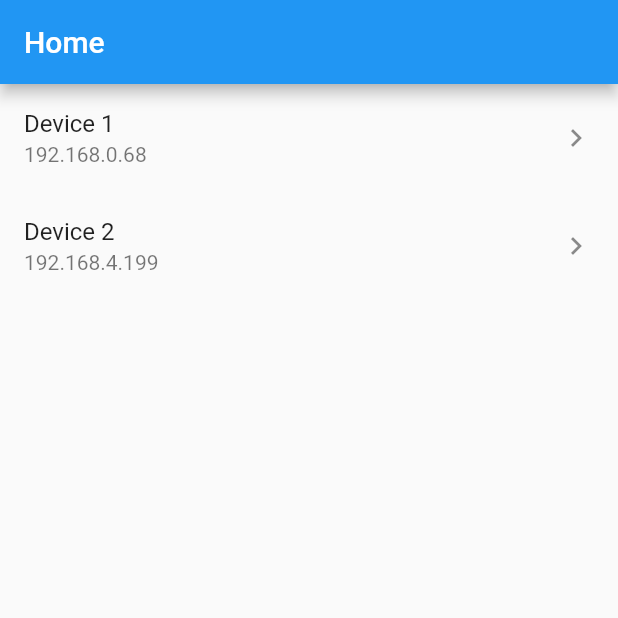
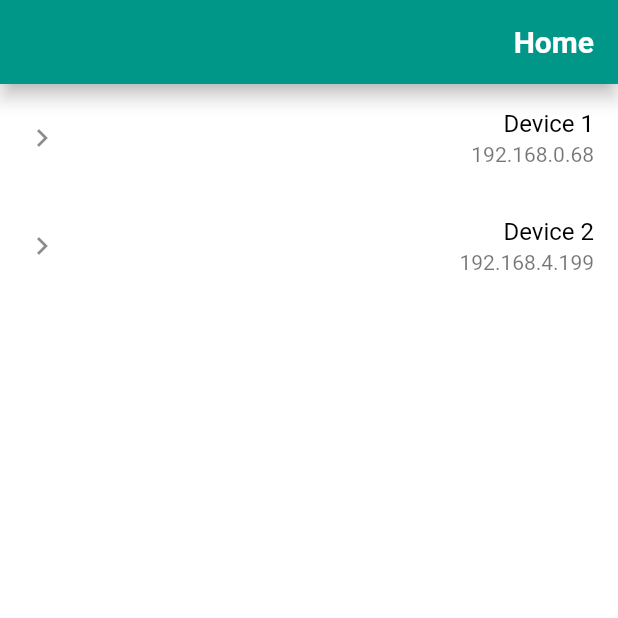
Before and after one commit to 1saifj/pingo, a Flutter app: the screen it shows after launch, on a phone screen of 412 x 824 dp, the top half of it. Run offline on Flutter 3.47's test engine with Material 2 defaults, Android fonts, the phone set to English and light mode, and no system bars; our stand-ins replace flutter_riverpod; Roboto replaces fonts that are missing (Tajawal).

Commit message:
feauture/theme

```diff
--- /dev/null
+++ b/lib/config/app_theme.dart
@@ -0,0 +1,85 @@
+import 'package:flutter/material.dart';
+
+class AppTheme {
+  //
+  AppTheme._();
+
+  static final ThemeData lightTheme = ThemeData(
+    disabledColor: Colors.grey[300],
+    scaffoldBackgroundColor: Colors.blue[100],
+    appBarTheme: const AppBarTheme(
+      elevation: 5,
+      color: Colors.teal,
+      iconTheme: IconThemeData(color: Colors.black, size: 30),
+    ),
+    primaryIconTheme: const IconThemeData(color: Colors.black),
+    colorScheme: const ColorScheme.light(
+      primary: Colors.teal,
+      onPrimary: Colors.white,
+      primaryContainer: Color(0xFF8E8E93),
+      secondary: Colors.white,
+      onBackground: Colors.teal,
+    ),
+    cardTheme: const CardTheme(
+      color: Colors.white,
+    ),
+    iconTheme: const IconThemeData(
+      color: Colors.black,
+    ),
+    fontFamily: 'Tajawal',
+    textTheme: const TextTheme(
+        headline4: TextStyle(
+          color: Colors.black, //Color(0xFF82B229),
+          fontSize: 40.0,
+          fontWeight: FontWeight.bold,
+        ),
+        headline6: TextStyle(
+            color: Colors.black, fontSize: 20.0, fontWeight: FontWeight.w600),
+        subtitle2: TextStyle(
+            color: Color(0xFF8E8E93),
+            fontSize: 16.0,
+            fontWeight: FontWeight.w400),
+        subtitle1: TextStyle(
+            color: Colors.black, fontSize: 16.0, fontWeight: FontWeight.w400)),
+  );
+
+  static final ThemeData darkTheme = ThemeData(
+    disabledColor: Colors.grey[300],
+    scaffoldBackgroundColor: const Color(0XFF131A22),
+    appBarTheme: const AppBarTheme(
+      elevation: 5,
+      color: Color(0XFF17212B),
+      iconTheme: IconThemeData(color: Colors.black, size: 30),
+    ),
+    colorScheme: const ColorScheme.light(
+      primary: Colors.black,
+      onPrimary: Colors.blue,
+      primaryContainer: Color(0xFF6F8EAE),
+      secondary: Color(0XFF2B5278),
+      onBackground: Colors.blue,
+    ),
+    cardTheme: const CardTheme(
+      color: Colors.white,
+    ),
+    iconTheme: const IconThemeData(
+      color: Colors.white54,
+    ),
+    fontFamily: 'Roboto',
+    textTheme: const TextTheme(
+        headline4: TextStyle(
+          color: Colors.white, //Color(0xFF82B229),
+          fontSize: 40.0,
+          fontWeight: FontWeight.bold,
+        ),
+        headline6: TextStyle(
+            color: Colors.black, //Color(0xFF82B229),
+            fontSize: 30.0,
+            fontWeight: FontWeight.bold),
+        subtitle2: TextStyle(
+          color: Colors.white,
+          fontSize: 18.0,
+        ),
+        subtitle1: TextStyle(
+            color: Colors.white, fontSize: 16.0, fontWeight: FontWeight.w400)),
+  );
+}
--- /dev/null
+++ b/lib/config/routes.dart
@@ -0,0 +1,13 @@
+import 'package:flutter/material.dart';
+import 'package:pingo/view/screen/home_view.dart';
+
+class Routes {
+  String home = '/';
+
+  Map<String, Widget Function(BuildContext)> urls() {
+    return {
+      '/': (context) =>
+          Directionality(textDirection: TextDirection.rtl, child: HomeView()),
+    };
+  }
+}
--- /dev/null
+++ b/lib/controller/provider/theme_state.dart
@@ -0,0 +1,15 @@
+import 'package:flutter/material.dart';
+import 'package:flutter_riverpod/flutter_riverpod.dart';
+
+class ThemeState extends ChangeNotifier {
+  ThemeMode themeMode = ThemeMode.system;
+
+  bool get isDark => themeMode == ThemeMode.dark;
+
+  void changeDark(bool value) {
+    themeMode = value ? ThemeMode.dark : ThemeMode.light;
+    notifyListeners();
+  }
+}
+
+final themeState = ChangeNotifierProvider<ThemeState>((ref) => ThemeState());
--- a/lib/main.dart
+++ b/lib/main.dart
@@ -1,22 +1,31 @@
 import 'package:flutter/material.dart';
+import 'package:flutter_riverpod/flutter_riverpod.dart';
+import 'package:pingo/config/app_theme.dart';
+import 'package:pingo/config/routes.dart';
+import 'package:pingo/controller/provider/theme_state.dart';
 import 'package:pingo/view/screen/home_view.dart';
 
 void main() {
-  runApp(const MyApp());
+  runApp(const ProviderScope(child: App()));
 }
 
-class MyApp extends StatelessWidget {
-  const MyApp({Key? key}) : super(key: key);
+class App extends ConsumerStatefulWidget {
+  const App({Key? key}) : super(key: key);
 
-  // This widget is the root of your application.
+  @override
+  _AppState createState() => _AppState();
+}
+
+class _AppState extends ConsumerState<App> {
   @override
   Widget build(BuildContext context) {
     return MaterialApp(
-      title: 'Flutter Demo',
-      theme: ThemeData(
-        primarySwatch: Colors.blue,
-      ),
-      home: HomeView(),
+      debugShowCheckedModeBanner: true,
+      themeMode: ref.watch(themeState).themeMode,
+      darkTheme: AppTheme.darkTheme,
+      theme: AppTheme.lightTheme,
+      routes: Routes().urls(),
+      initialRoute: Routes().home,
     );
   }
 }
--- a/lib/view/screen/home_view.dart
+++ b/lib/view/screen/home_view.dart
@@ -30,13 +30,16 @@ class _HomeViewState extends State<HomeView> {
         title: const Text('Home'),
       ),
       body: Container(
+        decoration: BoxDecoration(
+          color: Colors.white,
+        ),
         child: ListView.builder(
           itemCount: devices.length,
           itemBuilder: (BuildContext context, int index) {
             return ListTile(
               title: Text(devices[index].name),
               subtitle: Text(devices[index].ip),
-              trailing: Icon(Icons.keyboard_arrow_right),
+              trailing: const Icon(Icons.keyboard_arrow_right),
               onTap: () {},
             );
           },
--- a/pubspec.yaml
+++ b/pubspec.yaml
@@ -34,6 +34,7 @@ dependencies:
   # The following adds the Cupertino Icons font to your application.
   # Use with the CupertinoIcons class for iOS style icons.
   cupertino_icons: ^1.0.2
+  flutter_riverpod: ^1.0.4
 
 dev_dependencies:
   flutter_test:
```
Also changed, not shown: lib/controller/provider/device_provider.dart (added), pubspec.lock.
